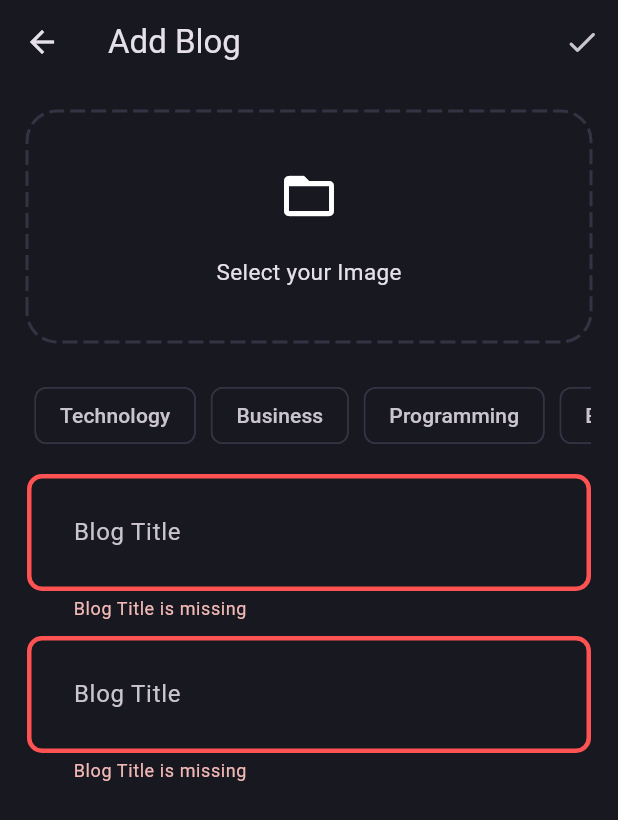
After one commit to SanskarPawaskar/flutter_blog_app, a Flutter app: the AddNewBlogPage screen opened directly, after a tap on the "done" icon, on a phone screen of 412 x 824 dp. The commit adds this screen. Shown: the top 820 px of the screen. Run offline on Flutter 3.47's test engine with Material 3 defaults, Android fonts, the phone set to English and light mode, and no system bars; drawn by our look-alikes of dotted_border; our stand-ins replace flutter_bloc, fpdart, get_it, image_picker, supabase, supabase_flutter; accounts and stored records are empty.

Commit message:
upload blog feature

```diff
--- a/lib/core/theme/theme.dart
+++ b/lib/core/theme/theme.dart
@@ -9,11 +9,17 @@ class AppTheme {
 
   static final darkthememode = ThemeData.dark().copyWith(
     scaffoldBackgroundColor: AppPallete.backgroundColor,
+    chipTheme: const ChipThemeData(
+      side: BorderSide.none,
+      color: WidgetStatePropertyAll(AppPallete.backgroundColor),
+    ),
     appBarTheme: AppBarTheme(backgroundColor: AppPallete.backgroundColor),
     inputDecorationTheme: InputDecorationTheme(
       contentPadding: EdgeInsets.all(27),
+      border: _border(),
       enabledBorder: _border(),
       focusedBorder: _border(AppPallete.gradient2),
+      errorBorder: _border(AppPallete.errorColor),
     ),
   );
 }
--- a/lib/features/auth/presestation/widgets/auth_gradient_button.dart
+++ b/lib/features/auth/presestation/widgets/auth_gradient_button.dart
@@ -29,7 +29,7 @@ class AuthGradientButton extends StatelessWidget {
           shadowColor: AppPallete.transparentColor,
         ),
         child: Text(
-          "Sign Up",
+          buttonText,
           style: TextStyle(fontSize: 17, fontWeight: FontWeight.w600),
         ),
       ),
--- /dev/null
+++ b/lib/features/blog/data/datasources/blog_remote_datasource.dart
@@ -0,0 +1,53 @@
+import 'dart:io';
+
+import 'package:blog_app/core/error/exception.dart';
+import 'package:blog_app/features/blog/data/model/blog_model.dart';
+import 'package:blog_app/features/blog/domain/entities/blog.dart';
+import 'package:supabase/supabase.dart';
+
+abstract interface class BlogRemoteDatasource {
+  Future<BlogModel> uploadBlog(BlogModel blog);
+  Future<String> uploadImage({required File image, required BlogModel blog});
+}
+
+class BlogRemoteDatasourceImpl extends BlogRemoteDatasource {
+  final SupabaseClient supabase;
+  @override
+  BlogRemoteDatasourceImpl(this.supabase);
+  Future<BlogModel> uploadBlog(BlogModel blog) async {
+    try {
+      final blogData = await supabase
+          .from("blogs")
+          .insert(blog.toJson())
+          .select();
+      return BlogModel.fromJson(blogData.first);
+    } catch (e) {
+      throw ServerExceptoion(e.toString());
+    }
+  }
+
+  @override
+  Future<String> uploadImage({
+    required File image,
+    required BlogModel blog,
+  }) async {
+    try {
+      await supabase.storage.from('blog_images').upload(blog.id, image);
+      return supabase.storage.from('blog_images').getPublicUrl(blog.id);
+    } catch (e) {
+      throw ServerExceptoion(e.toString());
+    }
+
+
+
+  }
+  Future<List<Blog>> getAllBlogs()async{
+    try{
+      final blogs = await supabase.from('blogs').select('*,profiles (name)');
+      blogs.map((blog)=> BlogModel.fromJson(blog)).toList();
+    }
+    catch (e){
+      throw ServerExceptoion(e.toString());
+    }
+  }
+}
--- /dev/null
+++ b/lib/features/blog/domain/entities/blog.dart
@@ -0,0 +1,21 @@
+class Blog {
+  final String id;
+  final String posterId;
+  final String title;
+  final String content;
+  final String url;
+  final List<String> topics;
+  final DateTime updatedAt;
+  final String? posterName;
+
+  Blog({
+    required this.id,
+    required this.posterId,
+    required this.title,
+    required this.content,
+    required this.url,
+    required this.topics,
+    required this.updatedAt,
+    this.posterName,
+  });
+}
--- /dev/null
+++ b/lib/features/blog/domain/repositories/blog_repositories.dart
@@ -0,0 +1,15 @@
+import 'dart:io';
+
+import 'package:blog_app/core/error/failure.dart';
+import 'package:blog_app/features/blog/domain/entities/blog.dart';
+import 'package:fpdart/fpdart.dart';
+
+abstract interface class BlogRepositories {
+  Future<Either<Failure, Blog>> uploadBlog({
+    required File image,
+    required String title,
+    required String content,
+    required String posterId,
+    required List<String> topics,
+  });
+}
--- /dev/null
+++ b/lib/features/blog/domain/usecases/upload_blog.dart
@@ -0,0 +1,38 @@
+import 'dart:io';
+
+import 'package:blog_app/core/error/failure.dart';
+import 'package:blog_app/core/usecase/usecase.dart';
+import 'package:blog_app/features/blog/domain/entities/blog.dart';
+import 'package:blog_app/features/blog/domain/repositories/blog_repositories.dart';
+import 'package:fpdart/fpdart.dart';
+
+class UploadBlog implements Usecase<Blog, UploadBlogParams> {
+  final BlogRepositories blogRepositories;
+  UploadBlog(this.blogRepositories);
+  @override
+  Future<Either<Failure, Blog>> call(UploadBlogParams params) async {
+    return await blogRepositories.uploadBlog(
+      image: params.image,
+      title: params.title,
+      content: params.content,
+      posterId: params.posterId,
+      topics: params.topics,
+    );
+  }
+}
+
+class UploadBlogParams {
+  final String posterId;
+  final String title;
+  final String content;
+  final File image;
+  final List<String> topics;
+
+  UploadBlogParams({
+    required this.posterId,
+    required this.title,
+    required this.content,
+    required this.image,
+    required this.topics,
+  });
+}
--- /dev/null
+++ b/lib/features/blog/presentation/bloc/blog_bloc.dart
@@ -0,0 +1,30 @@
+import 'dart:io';
+
+import 'package:blog_app/core/error/failure.dart';
+import 'package:blog_app/features/blog/domain/usecases/upload_blog.dart';
+import 'package:flutter/material.dart';
+import 'package:flutter_bloc/flutter_bloc.dart';
+
+part 'blog_event.dart';
+part 'blog_state.dart';
+
+class BlogBloc extends Bloc<BlogEvent, BlogState> {
+  final UploadBlog uploadBlog;
+  BlogBloc(this.uploadBlog) : super(BlogInitial()) {
+    on<BlogEvent>((event, emit) => emit(BlogLoading()));
+    on<BlogUpload>(_onUploadBlog);
+  }
+
+  void _onUploadBlog(BlogUpload event, Emitter<BlogState> emit) async {
+    final res = await uploadBlog(
+      UploadBlogParams(
+        posterId: event.posterId,
+        title: event.title,
+        content: event.title,
+        image: event.image,
+        topics: event.topics,
+      ),
+    );
+    res.fold((l) => emit(BlogFailure(l.message)), (r) => emit(BlogSuccess()));
+  }
+}
--- /dev/null
+++ b/lib/features/blog/presentation/bloc/blog_event.dart
@@ -0,0 +1,20 @@
+part of 'blog_bloc.dart';
+
+@immutable
+sealed class BlogEvent {}
+
+final class BlogUpload extends BlogEvent {
+  final String posterId;
+  final String title;
+  final String content;
+  final File image;
+  final List<String> topics;
+
+  BlogUpload({
+    required this.posterId,
+    required this.title,
+    required this.content,
+    required this.image,
+    required this.topics,
+  });
+}
--- /dev/null
+++ b/lib/features/blog/presentation/bloc/blog_state.dart
@@ -0,0 +1,17 @@
+part of 'blog_bloc.dart';
+
+@immutable
+sealed class BlogState {}
+
+final class BlogInitial extends BlogState {}
+
+final class BlogLoading extends BlogState {}
+
+final class BlogFailure extends BlogState {
+  final String failure;
+
+  BlogFailure(this.failure);
+
+}
+
+final class BlogSuccess extends BlogState {}
--- /dev/null
+++ b/lib/features/blog/presentation/pages/add_new_blog_page.dart
@@ -0,0 +1,209 @@
+import 'dart:io';
+
+import 'package:blog_app/core/common/cubits/app_user/app_user_cubit.dart';
+import 'package:blog_app/core/common/widgets/loader.dart';
+import 'package:blog_app/core/theme/app_pallete.dart';
+import 'package:blog_app/core/utils/pick_image.dart';
+import 'package:blog_app/core/utils/show_snackbar.dart';
+import 'package:blog_app/features/blog/presentation/bloc/blog_bloc.dart';
+import 'package:blog_app/features/blog/presentation/pages/blog_page.dart';
+import 'package:blog_app/features/blog/presentation/widget/blog_editor.dart';
+import 'package:dotted_border/dotted_border.dart';
+import 'package:flutter/cupertino.dart';
+import 'package:flutter/material.dart';
+import 'package:flutter/widgets.dart';
+import 'package:flutter_bloc/flutter_bloc.dart';
+
+class AddNewBlogPage extends StatefulWidget {
+  static route() =>
+      MaterialPageRoute(builder: (context) => const AddNewBlogPage());
+  const AddNewBlogPage({super.key});
+
+  @override
+  State<AddNewBlogPage> createState() => _AddNewBlogPageState();
+}
+
+class _AddNewBlogPageState extends State<AddNewBlogPage> {
+  final titleController = TextEditingController();
+  final contentController = TextEditingController();
+  final formKey = GlobalKey<FormState>();
+  List<String> selectedTopics = [];
+  File? image;
+  void selectImage() async {
+    final pickedImage = await pickImage();
+    if (pickedImage != null) {
+      setState(() {
+        image = pickedImage;
+      });
+    }
+  }
+
+  void uploadBlog() {
+    if (formKey.currentState!.validate() &&
+        selectedTopics.isNotEmpty &&
+        image != null) {
+      final posterId =
+          (context.read<AppUserCubit>().state as AppUserSignedIn).user.id;
+      context.read<BlogBloc>().add(
+        BlogUpload(
+          posterId: posterId,
+          title: titleController.text.trim(),
+          content: contentController.text.trim(),
+          image: image!,
+          topics: selectedTopics,
+        ),
+      );
+    }
+  }
+
+  @override
+  void dispose() {
+    titleController.dispose();
+    contentController.dispose();
+  }
+
+  @override
+  Widget build(BuildContext context) {
+    return Scaffold(
+      appBar: AppBar(
+        title: Text("Add Blog"),
+        actions: [
+          IconButton(
+            onPressed: () {
+              uploadBlog();
+            },
+            icon: const Icon(Icons.done_rounded),
+          ),
+        ],
+      ),
+      body: BlocConsumer<BlogBloc, BlogState>(
+        listener: (context, state) {
+          if (state is BlogFailure) {
+            showSnackBar(context, state.failure);
+          } else if (state is BlogSuccess) {
+            Navigator.pushAndRemoveUntil(
+              context,
+              BlogPage.route(),
+              (route) => false,
+            );
+          }
+        },
+        builder: (context, state) {
+          if (state is BlogLoading) {
+            return const Loader();
+          }
+          return SingleChildScrollView(
+            child: Padding(
+              padding: const EdgeInsets.all(18.0),
+              child: Form(
+                key: formKey,
+                child: Column(
+                  children: [
+                    image != null
+                        ? GestureDetector(
+
+                            onTap: () {
+                              print("pick img");
+                              selectImage();
+                            },
+                            child: SizedBox(
+                              height: 150,
+                              width: double.infinity,
+                              child: ClipRRect(
+                                borderRadius: BorderRadius.circular(20),
+                                child: Image.file(image!, fit: BoxFit.cover),
+                              ),
+                            ),
+                          )
+                        : GestureDetector(
+                            onTap: () {
+                              selectImage();
+                            },
+                            child: DottedBorder(
+                              options: RoundedRectDottedBorderOptions(
+                                radius: Radius.circular(20),
+                                color: AppPallete.borderColor,
+                                strokeWidth: 2,
+                                dashPattern: [10, 4],
+                              ),
+
+                              child: Container(
+                                height: 150,
+                                width: double.infinity,
+                                child: Column(
+                                  mainAxisAlignment: MainAxisAlignment.center,
+                                  children: [
+                                    Icon(Icons.folder_open, size: 40),
+                                    SizedBox(height: 20),
+                                    Text(
+                                      "Select your Image",
+                                      style: TextStyle(fontSize: 15),
+                                    ),
+                                  ],
+                                ),
+                              ),
+                            ),
+                          ),
+                    const SizedBox(height: 20),
+                    SingleChildScrollView(
+                      scrollDirection: Axis.horizontal,
+                      child: Row(
+                        children:
+                            [
+                                  'Technology',
+                                  'Business',
+                                  'Programming',
+                                  'Entertainment',
+                                ]
+                                .map(
+                                  (e) => Padding(
+                                    padding: const EdgeInsets.all(5.0),
+                                    child: GestureDetector(
+                                      onTap: () {
+                                        if (selectedTopics.contains(e)) {
+                                          selectedTopics.remove(e);
+                                        } else {
+                                          selectedTopics.add(e);
+                                        }
+
+                                        setState(() {});
+                                      },
+                                      child: Chip(
+                                        color: selectedTopics.contains(e)
+                                            ? const WidgetStatePropertyAll(
+                                                AppPallete.gradient1,
+                                              )
+                                            : null,
+                                        label: Text(e),
+                                        side: selectedTopics.contains(e)
+                                            ? null
+                                            : BorderSide(
+                                                color: AppPallete.borderColor,
+                                              ),
+                                      ),
+                                    ),
+                                  ),
+                                )
+                                .toList(),
+                      ),
+                    ),
+                    SizedBox(height: 10),
+                    BlogEditor(
+                      textEditingController: titleController,
+                      hintText: 'Blog Title',
+                    ),
+                    SizedBox(height: 10),
+                    BlogEditor(
+                      textEditingController: contentController,
+                      hintText: 'Blog Title',
+                    ),
+                  ],
+                ),
+              ),
+            ),
+          );
+        },
+      ),
+    );
+  }
+}
--- /dev/null
+++ b/lib/features/blog/presentation/widget/blog_editor.dart
@@ -0,0 +1,29 @@
+import 'package:flutter/material.dart';
+import 'package:flutter/widgets.dart';
+
+class BlogEditor extends StatelessWidget {
+  final TextEditingController textEditingController;
+  final String hintText;
+  const BlogEditor({
+    super.key,
+    required this.textEditingController,
+    required this.hintText,
+  });
+
+  @override
+  Widget build(BuildContext context) {
+    return TextFormField(
+      controller: textEditingController,
+      decoration: InputDecoration(hintText: hintText),
+      maxLines: null,
+      validator: (value) {
+        if(value!.isEmpty){
+          return "$hintText is missing";
+
+        }else{
+          return null;
+        }
+      },
+    );
+  }
+}
--- a/lib/main.dart
+++ b/lib/main.dart
@@ -2,6 +2,9 @@ import 'package:blog_app/core/common/cubits/app_user/app_user_cubit.dart';
 import 'package:blog_app/core/theme/theme.dart';
 import 'package:blog_app/features/auth/presestation/bloc/auth_bloc.dart';
 import 'package:blog_app/features/auth/presestation/pages/signin_page.dart';
+import 'package:blog_app/features/blog/domain/entities/blog.dart';
+import 'package:blog_app/features/blog/presentation/bloc/blog_bloc.dart';
+import 'package:blog_app/features/blog/presentation/pages/blog_page.dart';
 import 'package:blog_app/init_dependencies.dart';
 import 'package:flutter/material.dart';
 import 'package:flutter_bloc/flutter_bloc.dart';
@@ -14,6 +17,7 @@ void main() async {
       providers: [
         BlocProvider(create: (_) => serviceLocator<AppUserCubit>()),
         BlocProvider(create: (_) => serviceLocator<AuthBloc>()),
+        BlocProvider(create: (_) => serviceLocator<BlogBloc>()),
       ],
       child: MyApp(),
     ),
@@ -47,7 +51,7 @@ class _MyAppState extends State<MyApp> {
         },
         builder: (context, isSignedin) {
           if (isSignedin) {
-            return Scaffold(body: Text("Home Page"));
+            return const BlogPage();
           }
 
           return const SignInPage();
--- a/pubspec.yaml
+++ b/pubspec.yaml
@@ -39,6 +39,9 @@ dependencies:
   supabase_flutter: ^2.9.1
   flutter_bloc: ^9.1.1
   get_it: ^8.0.3
+  dotted_border: ^3.0.1
+  image_picker: ^1.1.2
+  uuid: ^4.5.1
 
 dev_dependencies:
   flutter_test:
```
Also changed, not shown: lib/core/utils/pick_image.dart (added, +16 -0 lines), lib/features/blog/data/model/blog_model.dart (added, +58 -0 lines), lib/features/blog/data/repositories/blog_repository_impl.dart (added, +45 -0 lines), lib/features/blog/presentation/pages/blog_page.dart (added, +27 -0 lines), lib/init_dependencies.dart (+20 -2 lines), pubspec.lock, 6 other files.
